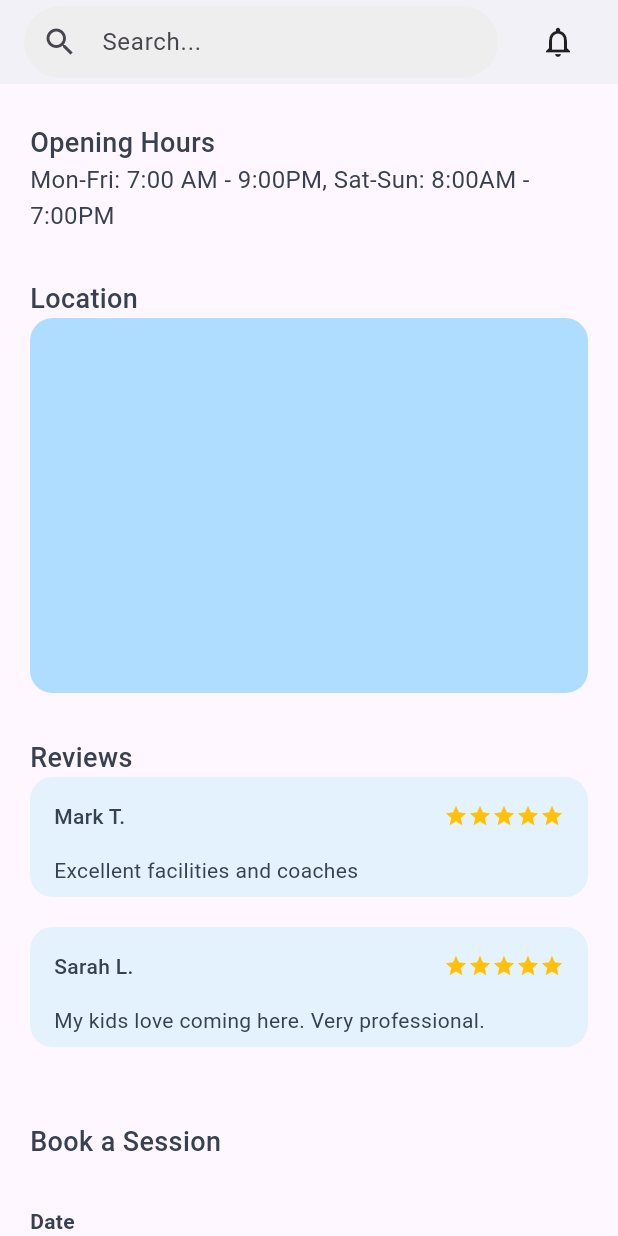
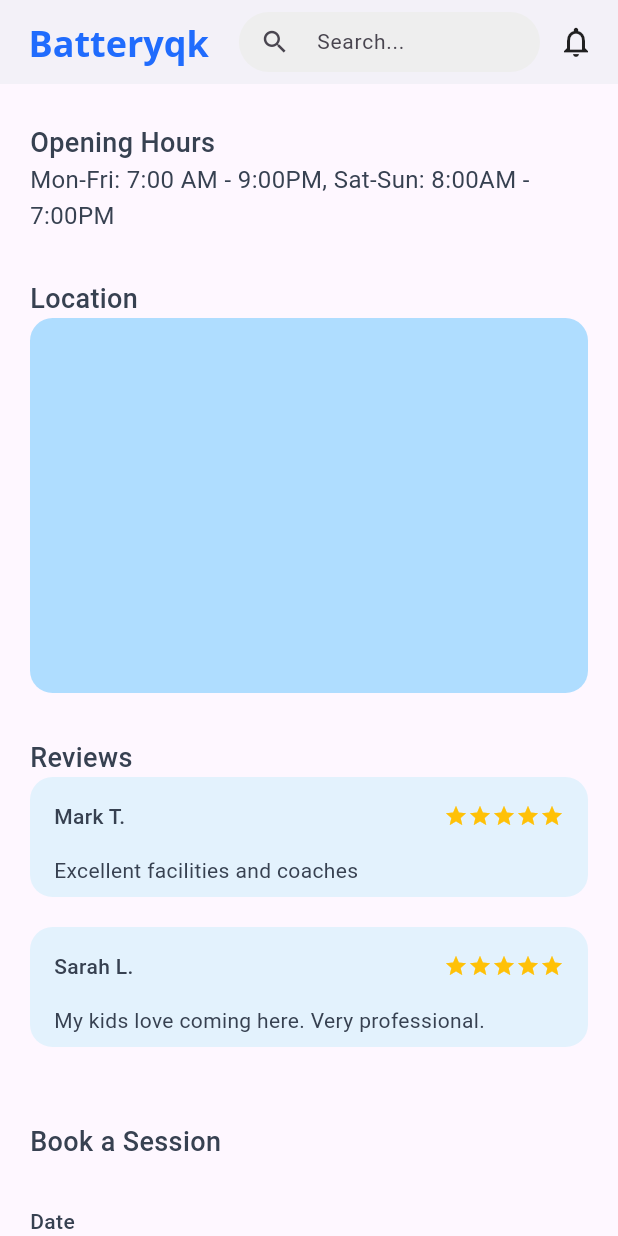
Before and after one commit to MTS-Services/Batteryqk_web-version-App-, a Flutter app: the screen it shows after launch, scrolled down 1152 dp, on a phone screen of 412 x 824 dp. Run offline on Flutter 3.47's test engine with Material 3 defaults, Android fonts, the phone set to English and light mode, and no system bars; our stand-ins replace dropdown_button2, font_awesome_flutter, google_fonts, pin_code_fields.

Commit message:
appbar update

```diff
--- a/lib/common/widgets/custom_app_bar.dart
+++ b/lib/common/widgets/custom_app_bar.dart
@@ -1,4 +1,6 @@
+import 'package:batteryqk_web_app/util/colors.dart';
 import 'package:flutter/material.dart';
+import 'package:google_fonts/google_fonts.dart';
 
 class CustomAppBar extends StatelessWidget {
   const CustomAppBar({super.key});
@@ -9,25 +11,44 @@ class CustomAppBar extends StatelessWidget {
       toolbarHeight: 70,
       backgroundColor: Colors.white,
       elevation: 1,
-      titleSpacing: 16,
-      title: Row(
+      titleSpacing: 4,
+      title: Padding(
+        padding: const EdgeInsets.only(left: 15),
+        child: Row(
           children: [
+            Text(
+              'Batteryqk',
+              style: GoogleFonts.openSans(
+                  fontSize: 24,
+                  fontWeight: FontWeight.w700,
+                  color: AppColor.appGreenColor
+              ),
+            ),
+            SizedBox(width: 20),
             Expanded(
+              child: SizedBox(
+                height: 40, // Set desired height
                 child: TextField(
+                  style: TextStyle(fontSize: 14), // Optional: smaller text
                   decoration: InputDecoration(
                     hintText: 'Search...',
-                prefixIcon: const Icon(Icons.search),
-                contentPadding: const EdgeInsets.symmetric(vertical: 0),
+                    prefixIcon: const Icon(Icons.search, size: 20),
+                    contentPadding: const EdgeInsets.symmetric(vertical: 0), // minimize vertical padding
                     filled: true,
                     fillColor: Colors.grey.shade200,
                     border: OutlineInputBorder(
                       borderRadius: BorderRadius.circular(30),
                       borderSide: BorderSide.none,
                     ),
+                    focusedBorder: OutlineInputBorder(
+                      borderRadius: BorderRadius.circular(30),
+                      borderSide: BorderSide.none,
                     ),
                   ),
                 ),
-          const SizedBox(width: 16),
+              )
+
+            ),
             IconButton(
               icon: const Icon(Icons.notifications_none, color: Colors.black87),
               onPressed: () {
@@ -36,6 +57,7 @@ class CustomAppBar extends StatelessWidget {
             ),
           ],
         ),
+      ),
     );
   }
 }
--- a/lib/common/widgets/listings_details_custom/custom_listings_booking_section.dart
+++ b/lib/common/widgets/listings_details_custom/custom_listings_booking_section.dart
@@ -80,7 +80,7 @@ class _CustomListingsBookingSectionState
         SizedBox(height: 50),
         CustomSectionHeaderText('Book a Session'),
         SizedBox(height: 30),
-        Text('Date', style: TextStyle(fontWeight: FontWeight.bold)),
+        Text('Date'),
         TextField(
           controller: widget.dateController,
           decoration: InputDecoration(
@@ -113,10 +113,10 @@ class _CustomListingsBookingSectionState
           ),
         ),
         SizedBox(height: 30),
-        Text('Time', style: TextStyle(fontWeight: FontWeight.bold)),
+        Text('Time',),
         CustomDropdownButton(itemList: timeList, listType: '9:00 AM'),
         SizedBox(height: 30),
-        Text('Number of person', style: TextStyle(fontWeight: FontWeight.bold)),
+        Text('Number of person'),
         CustomDropdownButton(itemList: personNumber, listType: '1'),
         SizedBox(height: 30),
         CustomButton(buttonText: 'Book Now'),
@@ -124,8 +124,7 @@ class _CustomListingsBookingSectionState
         Container(height: .3, width: double.infinity, color: Colors.grey),
         SizedBox(height: 30),
         Text(
-          'Contact Information',
-          style: TextStyle(fontWeight: FontWeight.bold),
+          'Contact Information'
         ),
         Row(
           children: [
--- a/lib/features/authentication/views/listings_details.dart
+++ b/lib/features/authentication/views/listings_details.dart
@@ -2,8 +2,10 @@ import 'package:batteryqk_web_app/common/widgets/custom_app_bar.dart';
 import 'package:batteryqk_web_app/common/widgets/listings_details_custom/custom_details.dart';
 import 'package:batteryqk_web_app/common/widgets/listings_details_custom/custom_details_image_group.dart';
 import 'package:batteryqk_web_app/common/widgets/listings_details_custom/custom_listings_booking_section.dart';
+import 'package:batteryqk_web_app/util/colors.dart';
 import 'package:batteryqk_web_app/util/images_path.dart';
 import 'package:flutter/material.dart';
+import 'package:google_fonts/google_fonts.dart';
 
 class ListingsDetails extends StatefulWidget {
   const ListingsDetails({super.key});
@@ -37,6 +39,7 @@ class _ListingsDetailsState extends State<ListingsDetails> {
           padding: const EdgeInsets.all(20),
           child: Column(
             children: [
+
               CustomDetailsImageGroup(image1a: AppImages.academies1a, image1b: AppImages.academies1b, image1c: AppImages.academies1c, image1d: AppImages.academies1d, image1e: AppImages.academies1e,),
               SizedBox(height: 20),
               CustomDetails(facilities: facilitiesList, starCount: 5),
--- a/pubspec.yaml
+++ b/pubspec.yaml
@@ -42,6 +42,7 @@ dependencies:
   geolocator: ^10.1.0
   pin_code_fields: ^8.0.0
   dropdown_button3: ^3.0.0
+  google_fonts: ^6.1.0
 
 
 dev_dependencies:
```
Also changed, not shown: pubspec.lock, 1 other file. Lines whose indentation alone changed are shown as unchanged.
